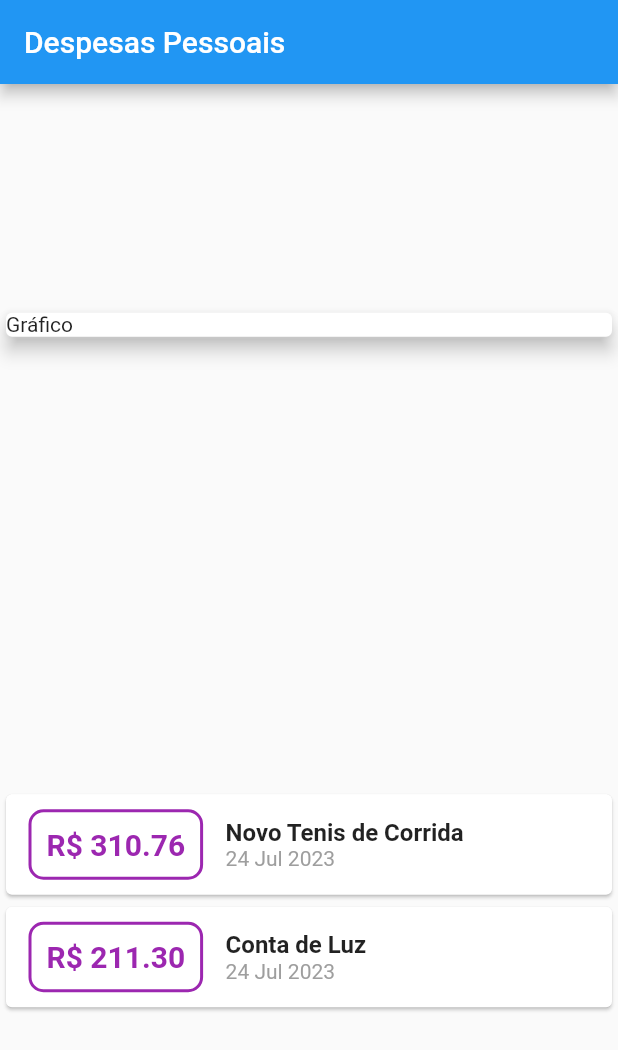
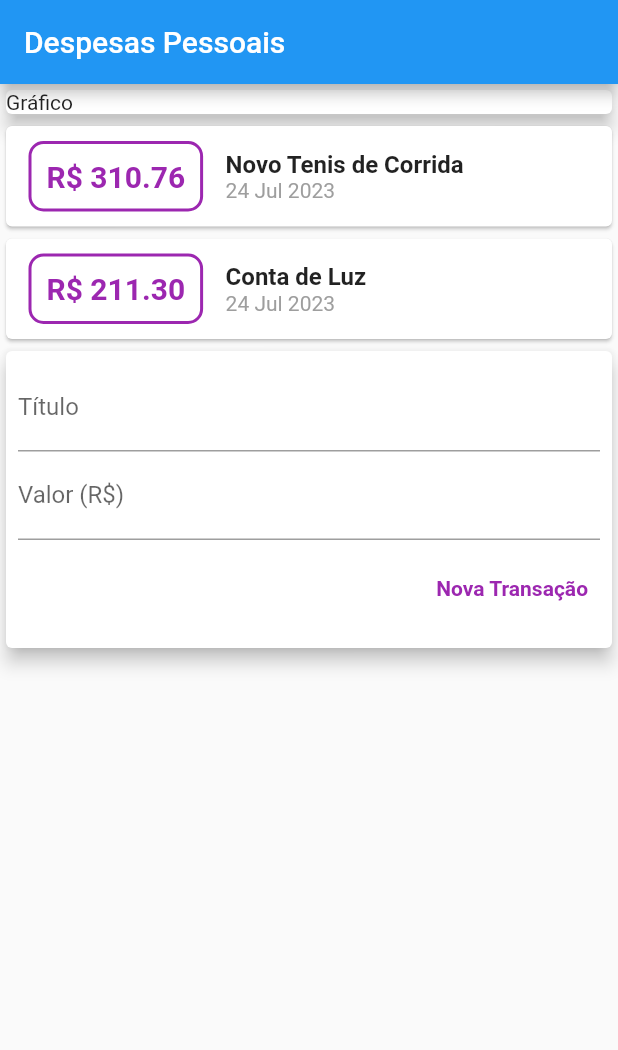
Before and after one commit to andrem4rks/flutter-study-cases, a Flutter app: the screen it shows after launch, on a phone screen of 412 x 824 dp. Shown: the top 1050 px of the screen. Run offline on Flutter 3.47's test engine with Material 2 defaults, Android fonts, the phone set to English and light mode, and no system bars.

Commit message:
transfer commit

```diff
--- /dev/null
+++ b/expenses/lib/components/transaction_form.dart
@@ -0,0 +1,52 @@
+import 'package:flutter/material.dart';
+
+class TransactionForm extends StatelessWidget {
+  final titleController = TextEditingController();
+  final valueController = TextEditingController();
+
+  TransactionForm({super.key});
+
+  @override
+  Widget build(BuildContext context) {
+    return Card(
+      elevation: 5,
+      child: Padding(
+        padding: EdgeInsets.all(8.0),
+        child: Column(
+          children: [
+            TextField(
+              controller: titleController,
+              decoration: const InputDecoration(
+                labelText: 'Título',
+              ),
+            ),
+            TextField(
+              controller: valueController,
+              decoration: const InputDecoration(
+                labelText: 'Valor (R\$)',
+              ),
+            ),
+            Container(
+              width: double.infinity,
+              alignment: Alignment.centerRight,
+              margin: const EdgeInsets.symmetric(vertical: 8),
+              child: TextButton(
+                child: const Text(
+                  'Nova Transação',
+                  style: TextStyle(
+                    color: Colors.purple,
+                    fontWeight: FontWeight.bold,
+                  ),
+                ),
+                onPressed: () {
+                  print(titleController.text);
+                  print(valueController.text);
+                },
+              ),
+            )
+          ],
+        ),
+      ),
+    );
+  }
+}
--- /dev/null
+++ b/expenses/lib/components/transaction_list.dart
@@ -0,0 +1,66 @@
+import 'package:expenses/models/transaction.dart';
+import 'package:flutter/material.dart';
+import 'package:intl/intl.dart';
+
+class TransactionList extends StatelessWidget {
+  final List<Transaction> transactions;
+
+  const TransactionList(this.transactions, {super.key});
+
+  @override
+  Widget build(BuildContext context) {
+    return Column(
+      children: transactions.map((tr) {
+        return Card(
+          child: Row(
+            children: [
+              Container(
+                margin: const EdgeInsets.symmetric(
+                  horizontal: 15,
+                  vertical: 10,
+                ),
+                padding: const EdgeInsets.all(10),
+                decoration: BoxDecoration(
+                  border: Border.all(
+                    color: Colors.purple,
+                    width: 2,
+                  ),
+                  borderRadius: const BorderRadius.all(
+                    Radius.circular(10),
+                  ),
+                ),
+                child: Text(
+                  'R\$ ${tr.value.toStringAsFixed(2)}',
+                  style: const TextStyle(
+                    fontWeight: FontWeight.bold,
+                    fontSize: 20,
+                    color: Colors.purple,
+                  ),
+                ),
+              ),
+              Column(
+                crossAxisAlignment: CrossAxisAlignment.start,
+                children: [
+                  Text(
+                    tr.title,
+                    textAlign: TextAlign.start,
+                    style: const TextStyle(
+                      fontSize: 16,
+                      fontWeight: FontWeight.bold,
+                    ),
+                  ),
+                  Text(
+                    DateFormat('d MMM y').format(tr.date).toString(),
+                    style: const TextStyle(
+                      color: Colors.grey,
+                    ),
+                  ),
+                ],
+              )
+            ],
+          ),
+        );
+      }).toList(),
+    );
+  }
+}
--- a/expenses/lib/main.dart
+++ b/expenses/lib/main.dart
@@ -1,6 +1,7 @@
+import 'package:expenses/components/transaction_form.dart';
+import 'package:expenses/components/transaction_list.dart';
 import 'package:expenses/models/transaction.dart';
 import 'package:flutter/material.dart';
-import 'package:intl/intl.dart';
 
 void main() => runApp(const ExpensesApp());
 
@@ -16,6 +17,8 @@
 }
 
 class MyHomePage extends StatelessWidget {
+
+
   final _transactions = [
     Transaction(
       id: 't1',
@@ -38,7 +41,6 @@
           title: const Text('Despesas Pessoais'),
         ),
         body: Column(
-          mainAxisAlignment: MainAxisAlignment.spaceAround,
           crossAxisAlignment: CrossAxisAlignment.stretch,
           children: [
             const SizedBox(
@@ -48,59 +50,8 @@
                 child: Text('Gráfico'),
               ),
             ),
-            Column(
-              children: _transactions.map((tr) {
-                return Card(
-                  child: Row(
-                    children: [
-                      Container(
-                        margin: const EdgeInsets.symmetric(
-                          horizontal: 15,
-                          vertical: 10,
-                        ),
-                        padding: const EdgeInsets.all(10),
-                        decoration: BoxDecoration(
-                          border: Border.all(
-                            color: Colors.purple,
-                            width: 2,
-                          ),
-                          borderRadius: const BorderRadius.all(
-                            Radius.circular(10),
-                          ),
-                        ),
-                        child: Text(
-                          'R\$ ${tr.value.toStringAsFixed(2)}',
-                          style: const TextStyle(
-                            fontWeight: FontWeight.bold,
-                            fontSize: 20,
-                            color: Colors.purple,
-                          ),
-                        ),
-                      ),
-                      Column(
-                        crossAxisAlignment: CrossAxisAlignment.start,
-                        children: [
-                          Text(
-                            tr.title,
-                            textAlign: TextAlign.start,
-                            style: const TextStyle(
-                              fontSize: 16,
-                              fontWeight: FontWeight.bold,
-                            ),
-                          ),
-                          Text(
-                            DateFormat('d MMM y').format(tr.date).toString(),
-                            style: const TextStyle(
-                              color: Colors.grey,
-                            ),
-                          ),
-                        ],
-                      )
-                    ],
-                  ),
-                );
-              }).toList(),
-            ),
+            TransactionList(_transactions),
+            TransactionForm(),
           ],
         ));
   }
```
